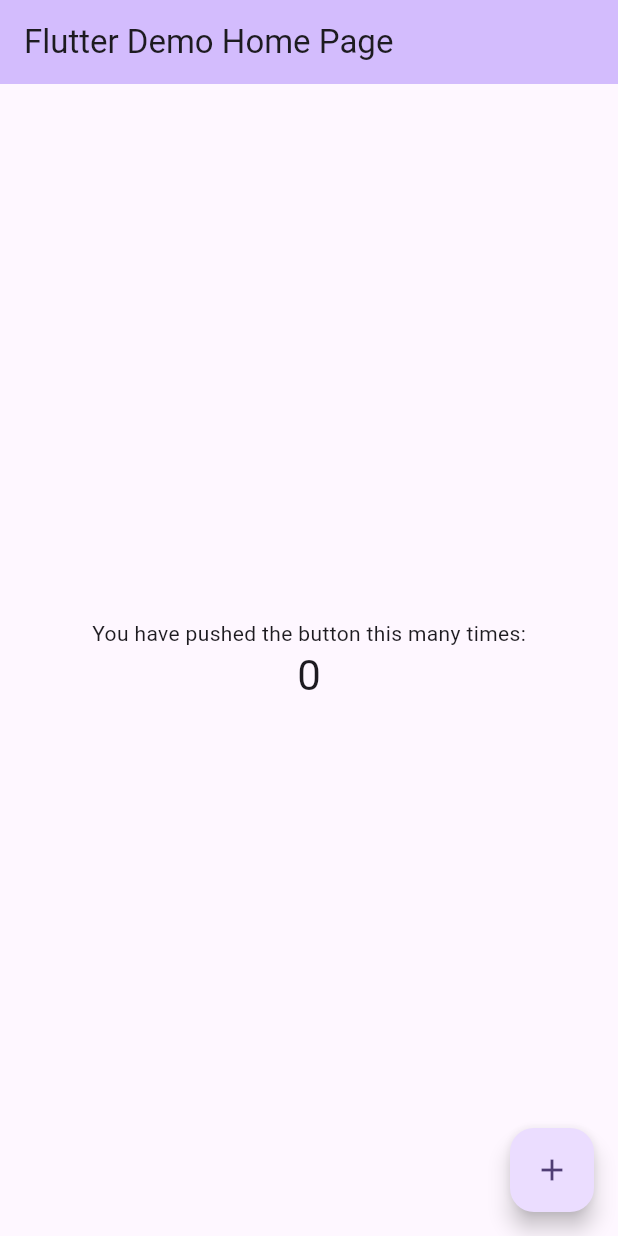
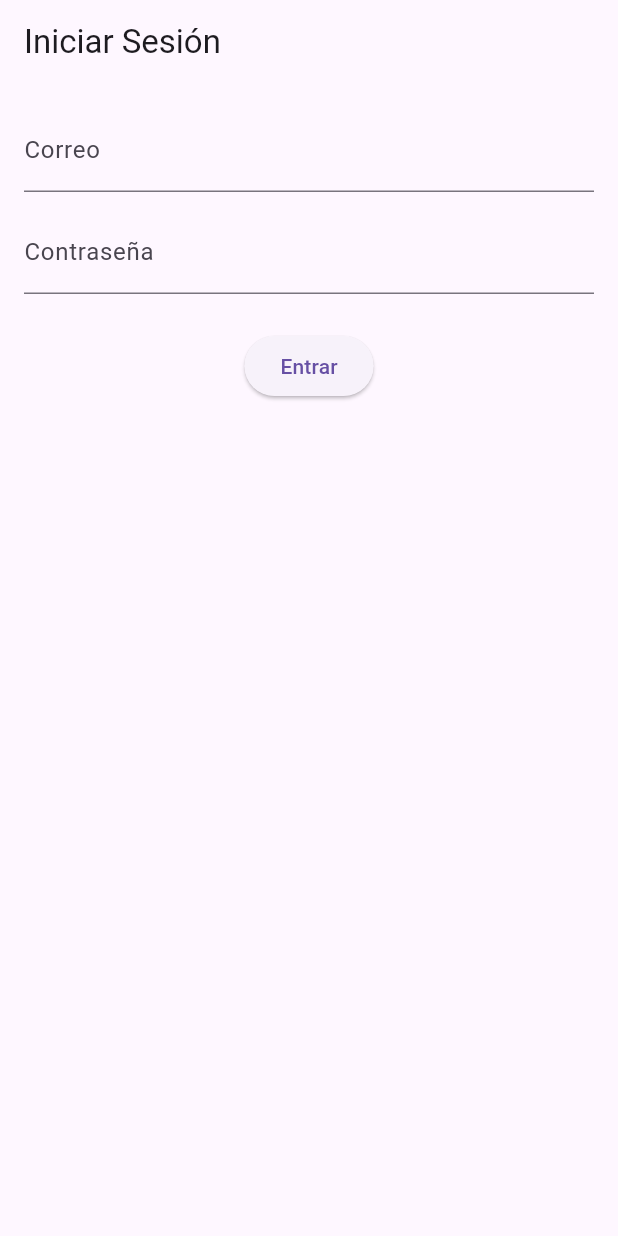
Before and after one commit to nbcc90/proyecto3_Control_Gastos_Personales, a Flutter app: the screen it shows after launch, on a phone screen of 412 x 824 dp. Run offline on Flutter 3.47's test engine with Material 3 defaults, Android fonts, the phone set to English and light mode, and no system bars; our stand-ins replace fl_chart, get_storage, go_router.

Commit message:
feat: login and home
el login es temporal en lo que se reestructura las carpetas y los archivos se hizo el home y la pantalla para los graficos

```diff
--- a/lib/main.dart
+++ b/lib/main.dart
@@ -1,122 +1,55 @@
 import 'package:flutter/material.dart';
+import 'package:flutter/services.dart';
+import 'package:get_storage/get_storage.dart';
+import 'package:go_router/go_router.dart';
 
-void main() {
+import 'views/login.dart';
+import 'views/home.dart';
+
+void main() async {
+  WidgetsFlutterBinding.ensureInitialized();
+  await GetStorage.init();
+  SystemChrome.setPreferredOrientations([
+    DeviceOrientation.portraitUp,
+    DeviceOrientation.portraitDown,
+  ]);
   runApp(const MyApp());
 }
 
 class MyApp extends StatelessWidget {
   const MyApp({super.key});
 
-  // This widget is the root of your application.
   @override
   Widget build(BuildContext context) {
-    return MaterialApp(
-      title: 'Flutter Demo',
-      theme: ThemeData(
-        // This is the theme of your application.
-        //
-        // TRY THIS: Try running your application with "flutter run". You'll see
-        // the application has a purple toolbar. Then, without quitting the app,
-        // try changing the seedColor in the colorScheme below to Colors.green
-        // and then invoke "hot reload" (save your changes or press the "hot
-        // reload" button in a Flutter-supported IDE, or press "r" if you used
-        // the command line to start the app).
-        //
-        // Notice that the counter didn't reset back to zero; the application
-        // state is not lost during the reload. To reset the state, use hot
-        // restart instead.
-        //
-        // This works for code too, not just values: Most code changes can be
-        // tested with just a hot reload.
-        colorScheme: ColorScheme.fromSeed(seedColor: Colors.deepPurple),
-      ),
-      home: const MyHomePage(title: 'Flutter Demo Home Page'),
+    final box = GetStorage();
+
+    final router = GoRouter(
+      initialLocation: '/login',
+      redirect: (context, state) {
+        final isLoggedIn = box.read('isLoggedIn') ?? false;
+        final goingToLogin = state.matchedLocation == '/login';
+        if (!isLoggedIn && !goingToLogin) return '/login';
+        if (isLoggedIn && goingToLogin) return '/home';
+        return null;
+      },
+      routes: [
+        GoRoute(
+          path: '/login',
+          name: 'login',
+          builder: (context, state) => const LoginPage(),
+        ),
+        GoRoute(
+          path: '/home',
+          name: 'home',
+          builder: (context, state) => const HomePage(),
+        ),
+      ],
+    );
+
+    return MaterialApp.router(
+      debugShowCheckedModeBanner: false,
+      title: 'Gastos Personales',
+      routerConfig: router,
     );
   }
 }
-
-class MyHomePage extends StatefulWidget {
-  const MyHomePage({super.key, required this.title});
-
-  // This widget is the home page of your application. It is stateful, meaning
-  // that it has a State object (defined below) that contains fields that affect
-  // how it looks.
-
-  // This class is the configuration for the state. It holds the values (in this
-  // case the title) provided by the parent (in this case the App widget) and
-  // used by the build method of the State. Fields in a Widget subclass are
-  // always marked "final".
-
-  final String title;
-
-  @override
-  State<MyHomePage> createState() => _MyHomePageState();
-}
-
-class _MyHomePageState extends State<MyHomePage> {
-  int _counter = 0;
-
-  void _incrementCounter() {
-    setState(() {
-      // This call to setState tells the Flutter framework that something has
-      // changed in this State, which causes it to rerun the build method below
-      // so that the display can reflect the updated values. If we changed
-      // _counter without calling setState(), then the build method would not be
-      // called again, and so nothing would appear to happen.
-      _counter++;
-    });
-  }
-
-  @override
-  Widget build(BuildContext context) {
-    // This method is rerun every time setState is called, for instance as done
-    // by the _incrementCounter method above.
-    //
-    // The Flutter framework has been optimized to make rerunning build methods
-    // fast, so that you can just rebuild anything that needs updating rather
-    // than having to individually change instances of widgets.
-    return Scaffold(
-      appBar: AppBar(
-        // TRY THIS: Try changing the color here to a specific color (to
-        // Colors.amber, perhaps?) and trigger a hot reload to see the AppBar
-        // change color while the other colors stay the same.
-        backgroundColor: Theme.of(context).colorScheme.inversePrimary,
-        // Here we take the value from the MyHomePage object that was created by
-        // the App.build method, and use it to set our appbar title.
-        title: Text(widget.title),
-      ),
-      body: Center(
-        // Center is a layout widget. It takes a single child and positions it
-        // in the middle of the parent.
-        child: Column(
-          // Column is also a layout widget. It takes a list of children and
-          // arranges them vertically. By default, it sizes itself to fit its
-          // children horizontally, and tries to be as tall as its parent.
-          //
-          // Column has various properties to control how it sizes itself and
-          // how it positions its children. Here we use mainAxisAlignment to
-          // center the children vertically; the main axis here is the vertical
-          // axis because Columns are vertical (the cross axis would be
-          // horizontal).
-          //
-          // TRY THIS: Invoke "debug painting" (choose the "Toggle Debug Paint"
-          // action in the IDE, or press "p" in the console), to see the
-          // wireframe for each widget.
-          mainAxisAlignment: MainAxisAlignment.center,
-          children: <Widget>[
-            const Text('You have pushed the button this many times:'),
-            Text(
-              '$_counter',
-              style: Theme.of(context).textTheme.headlineMedium,
-            ),
-          ],
-        ),
-      ),
-      floatingActionButton: FloatingActionButton(
-        onPressed: _incrementCounter,
-        tooltip: 'Increment',
-        child: const Icon(Icons.add),
-      ), // This trailing comma makes auto-formatting nicer for build methods.
-    );
-  }
-}
--- /dev/null
+++ b/lib/views/login.dart
@@ -0,0 +1,60 @@
+import 'package:flutter/material.dart';
+import 'package:get_storage/get_storage.dart';
+import 'package:go_router/go_router.dart';
+
+class LoginPage extends StatefulWidget {
+  const LoginPage({super.key});
+
+  @override
+  State<LoginPage> createState() => _LoginPageState();
+}
+
+class _LoginPageState extends State<LoginPage> {
+  final emailController = TextEditingController();
+  final passController = TextEditingController();
+  final box = GetStorage();
+
+  @override
+  Widget build(BuildContext context) {
+    return Scaffold(
+      appBar: AppBar(title: const Text('Iniciar Sesión')),
+      body: Padding(
+        padding: const EdgeInsets.all(16),
+        child: Column(
+          children: [
+            TextField(
+              controller: emailController,
+              decoration: const InputDecoration(labelText: 'Correo'),
+            ),
+            const SizedBox(height: 12),
+            TextField(
+              controller: passController,
+              obscureText: true,
+              decoration: const InputDecoration(labelText: 'Contraseña'),
+            ),
+            const SizedBox(height: 24),
+            ElevatedButton(
+              onPressed: () {
+                if (emailController.text.isEmpty ||
+                    passController.text.isEmpty) {
+                  ScaffoldMessenger.of(context).showSnackBar(
+                    const SnackBar(
+                        content: Text('Ingrese usuario y contraseña')),
+                  );
+                  return;
+                }
+
+                // Guardar estado de login
+                box.write('isLoggedIn', true);
+
+                // Ir a Home
+                context.go('/home');
+              },
+              child: const Text('Entrar'),
+            ),
+          ],
+        ),
+      ),
+    );
+  }
+}
--- a/pubspec.yaml
+++ b/pubspec.yaml
@@ -30,6 +30,9 @@ environment:
 dependencies:
   flutter:
     sdk: flutter
+  go_router: ^14.2.7
+  get_storage: ^2.1.1
+  fl_chart: ^0.67.0
 
   # The following adds the Cupertino Icons font to your application.
   # Use with the CupertinoIcons class for iOS style icons.
```
Also changed, not shown: lib/views/home.dart (added, +459 -0 lines), pubspec.lock, 13 other files.
